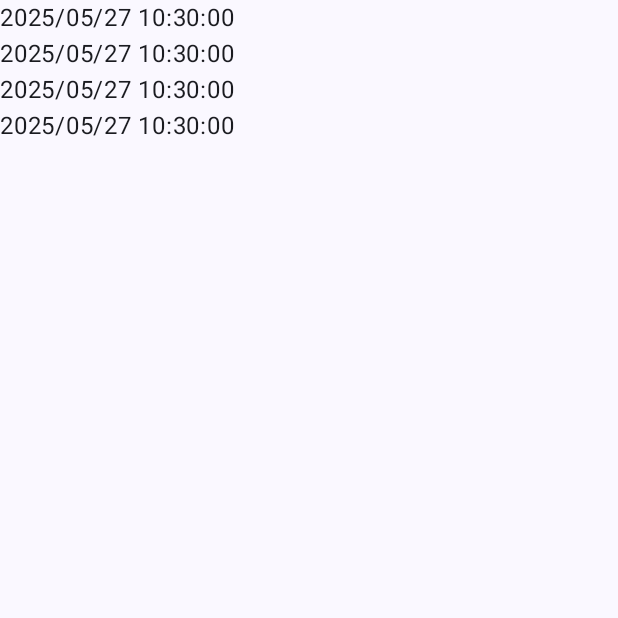
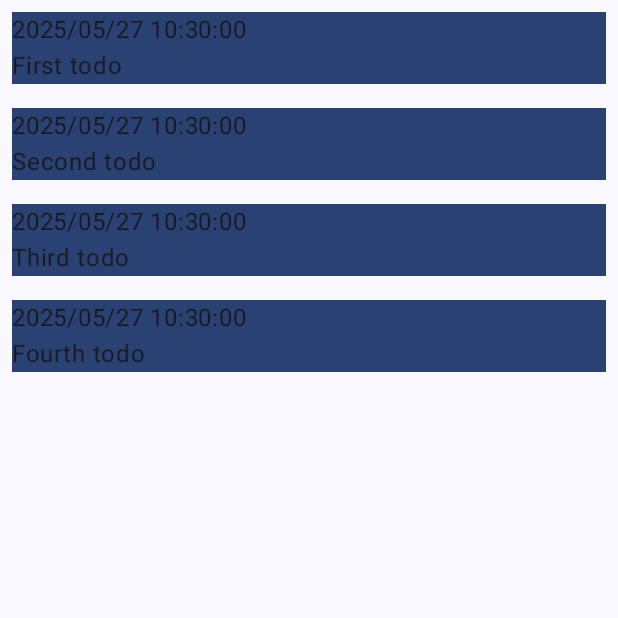
Before and after one commit to BEYEH/kotlin_room_database, an Android app built with Jetpack Compose: the screen it shows after launch (MainActivity), on a phone screen of 412 x 824 dp, the top half of it. Run offline under Robolectric (Android 15) with nearby library versions, the phone set to English and light mode, and no system bars.

Commit message:
[feat] update view - update the background of list.

```diff
--- a/app/src/main/java/com/example/kotlinroomdatabase/view/TodoListPage.kt
+++ b/app/src/main/java/com/example/kotlinroomdatabase/view/TodoListPage.kt
@@ -1,13 +1,17 @@
 package com.example.kotlinroomdatabase.view
 
-import android.R.attr.text
+import androidx.compose.foundation.background
 import androidx.compose.foundation.layout.Column
 import androidx.compose.foundation.layout.Row
+import androidx.compose.foundation.layout.fillMaxSize
+import androidx.compose.foundation.layout.padding
 import androidx.compose.foundation.lazy.LazyColumn
 import androidx.compose.foundation.lazy.itemsIndexed
+import androidx.compose.material3.MaterialTheme
 import androidx.compose.material3.Text
 import androidx.compose.runtime.Composable
 import androidx.compose.ui.Modifier
+import androidx.compose.ui.unit.dp
 import com.example.kotlinroomdatabase.data.Todo
 import com.example.kotlinroomdatabase.data.getFakeTodo
 import java.text.SimpleDateFormat
@@ -31,7 +35,11 @@ fun TodoListPage(modifier: Modifier) {
 
 @Composable
 fun TodoItem(item: Todo) {
-    Row {
+    Row(
+        modifier = Modifier.fillMaxSize()
+            .padding(8.dp)
+            .background(MaterialTheme.colorScheme.primary)
+    ) {
         Column {
             Text(
                 text = SimpleDateFormat(
@@ -39,6 +47,7 @@ fun TodoItem(item: Todo) {
                     Locale.ENGLISH
                 ).format(item.createAt)
             )
+            Text(text = item.title)
         }
     }
 }
```
